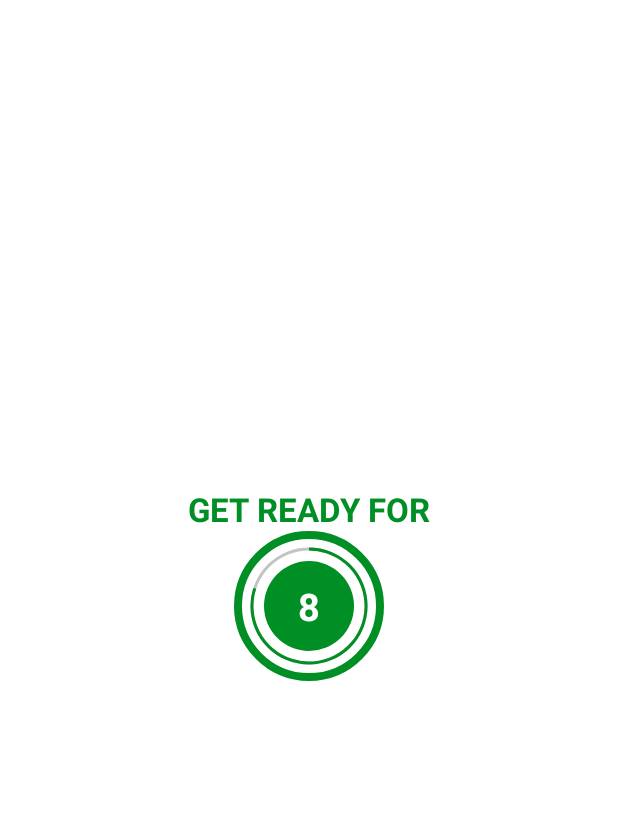
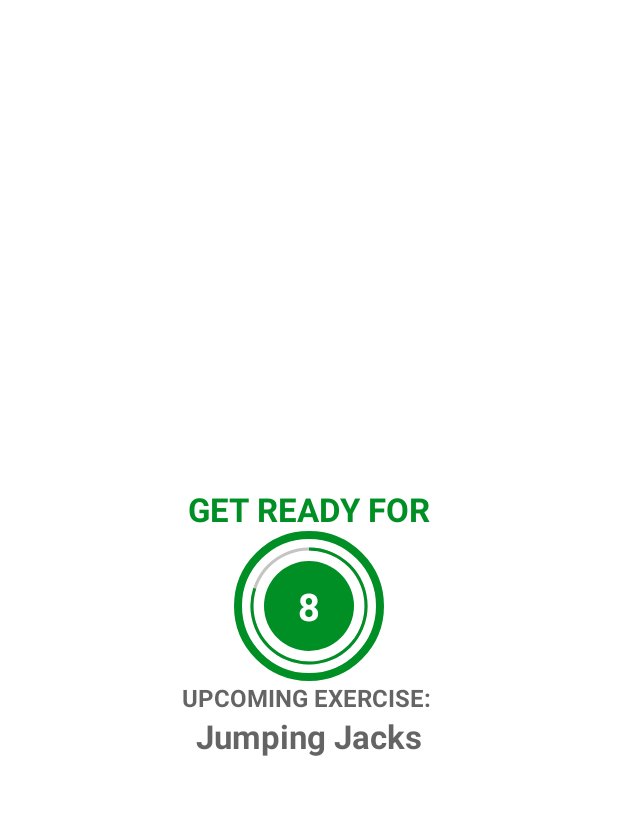
Before and after one commit to hasandalkilic1/learningKotlinWorkoutApp, an Android app: the screen it shows after launch (ExerciseActivity), after a tap on "START", on a phone screen of 412 x 824 dp, the part 62-877 px from its top. Run offline under Robolectric (Android 15) with nearby library versions, the phone set to English and light mode, and no system bars.

Commit message:
added mediplayer and textToSpeach LESSON 5

```diff
--- a/app/src/main/AndroidManifest.xml
+++ b/app/src/main/AndroidManifest.xml
@@ -1,6 +1,12 @@
 <?xml version="1.0" encoding="utf-8"?>
 <manifest xmlns:android="http://schemas.android.com/apk/res/android"
     package="eu.tutorials.workoutapp">
+
+    <queries>
+        <intent>
+            <action android:name="android.intent.action.TTS.SERVICE"/>
+        </intent>
+    </queries>
 
     <application
         android:allowBackup="true"
--- a/app/src/main/java/eu/tutorials/workoutapp/activities/ExerciseActivity.kt
+++ b/app/src/main/java/eu/tutorials/workoutapp/activities/ExerciseActivity.kt
@@ -1,16 +1,23 @@
 package eu.tutorials.workoutapp.activities
 
+import android.media.MediaPlayer
+import android.net.Uri
 import androidx.appcompat.app.AppCompatActivity
 import android.os.Bundle
 import android.os.CountDownTimer
+import android.speech.tts.TextToSpeech
+import android.util.Log
 import android.view.View
 import android.widget.Toast
 import eu.tutorials.workoutapp.R
 import eu.tutorials.workoutapp.models.ExerciseModel
 import eu.tutorials.workoutapp.utils.Constants
 import kotlinx.android.synthetic.main.activity_exercise.*
+import java.lang.Exception
+import java.util.*
+import kotlin.collections.ArrayList
 
-class ExerciseActivity : AppCompatActivity() {
+class ExerciseActivity : AppCompatActivity(), TextToSpeech.OnInitListener {
 
     private var restTimer:CountDownTimer?=null
     private var restProgress=0
@@ -21,11 +28,17 @@ class ExerciseActivity : AppCompatActivity() {
     private var exerciseList:ArrayList<ExerciseModel>? = null
     private var currentExercisePosition=-1
 
+    private var tts:TextToSpeech?=null
+
+    private var player:MediaPlayer?=null
+
     override fun onCreate(savedInstanceState: Bundle?) {
         super.onCreate(savedInstanceState)
         setContentView(R.layout.activity_exercise)
 
         exerciseList=Constants.defaultExerciseList()
+
+        tts= TextToSpeech(this,this,)
 
         setupActionBar()
 
@@ -49,16 +62,31 @@ class ExerciseActivity : AppCompatActivity() {
 
     private fun setupRestView(){
 
+        try {
+            val soundURI= Uri.parse("android.resource://eu.tutorials.workoutapp/"
+                    +R.raw.app_src_main_res_raw_press_start)
+            player=MediaPlayer.create(applicationContext,soundURI)
+            player!!.isLooping=false
+            player!!.start()
+        }catch (e:Exception){
+            e.printStackTrace()
+        }
+
         flRestView.visibility=View.VISIBLE
         tvTitle.visibility=View.VISIBLE
         tvExerciseName.visibility=View.INVISIBLE
         flExerciseView.visibility=View.INVISIBLE
         ivImage.visibility=View.INVISIBLE
+        tvUpcomingLabel.visibility=View.VISIBLE
+        tvUpcomingExerciseName.visibility=View.VISIBLE
+
+        tvUpcomingExerciseName.text=exerciseList!![currentExercisePosition+1].getName()
 
         if (restTimer!=null){
             restTimer!!.cancel()
             restProgress=0
         }
+
         setRestProgressBar()
     }
 
@@ -69,11 +97,15 @@ class ExerciseActivity : AppCompatActivity() {
         tvExerciseName.visibility=View.VISIBLE
         flExerciseView.visibility=View.VISIBLE
         ivImage.visibility=View.VISIBLE
+        tvUpcomingLabel.visibility=View.INVISIBLE
+        tvUpcomingExerciseName.visibility=View.INVISIBLE
 
         if (exerciseTimer!=null){
             exerciseTimer!!.cancel()
             exerciseProgress=0
         }
+
+        speakOut(exerciseList!![currentExercisePosition].getName())
 
         ivImage.setImageResource(exerciseList!![currentExercisePosition].getImage())
         tvExerciseName.text=exerciseList!![currentExercisePosition].getName()
@@ -135,5 +167,31 @@ class ExerciseActivity : AppCompatActivity() {
             restTimer!!.cancel()
             restProgress=0
         }
+
+        if (tts !=null){
+            tts!!.stop()
+            tts!!.shutdown()
+        }
+
+        if(player!=null){
+            player!!.stop()
+        }
+    }
+
+    override fun onInit(status: Int) {
+        if (status==TextToSpeech.SUCCESS){
+            val result=tts!!.setLanguage(Locale.ENGLISH)
+
+            if(result==TextToSpeech.LANG_MISSING_DATA || result==TextToSpeech.LANG_NOT_SUPPORTED){
+                Log.e("tts","The language specified is not supported")
+            }
+        }
+        else{
+            Log.e("tts","Initialization Failed")
+        }
+    }
+
+    private fun speakOut(text:String){
+        tts!!.speak(text,TextToSpeech.QUEUE_FLUSH,null,"")
     }
 }
--- a/app/src/main/java/eu/tutorials/workoutapp/activities/MainActivity.kt
+++ b/app/src/main/java/eu/tutorials/workoutapp/activities/MainActivity.kt
@@ -3,17 +3,17 @@ package eu.tutorials.workoutapp.activities
 import android.content.Intent
 import androidx.appcompat.app.AppCompatActivity
 import android.os.Bundle
-import eu.tutorials.workoutapp.databinding.ActivityMainBinding
+import eu.tutorials.workoutapp.R
 import kotlinx.android.synthetic.main.activity_main.*
 
 class MainActivity : AppCompatActivity() {
-    // A method for accessing xml items
-    private var binding:ActivityMainBinding?=null
+
+
 
     override fun onCreate(savedInstanceState: Bundle?) {
+
         super.onCreate(savedInstanceState)
-        binding= ActivityMainBinding.inflate(layoutInflater)
-        setContentView(binding?.root)
+        setContentView(R.layout.activity_main)
 
         flStart.setOnClickListener {
             val intent = Intent(this, ExerciseActivity::class.java)
@@ -21,8 +21,4 @@ class MainActivity : AppCompatActivity() {
         }
     }
 
-    override fun onDestroy() {
-        super.onDestroy()
-        binding=null
-    }
 }
--- a/app/src/main/res/layout/activity_exercise.xml
+++ b/app/src/main/res/layout/activity_exercise.xml
@@ -70,6 +70,33 @@
         </LinearLayout>
     </FrameLayout>
 
+    <TextView
+        android:id="@+id/tvUpcomingLabel"
+        android:layout_width="wrap_content"
+        android:layout_height="wrap_content"
+        android:text="UPCOMING EXERCISE: "
+        android:textColor="@color/colorPrimary"
+        android:textSize="@dimen/upcoming_exercise_label_text_size"
+        android:textStyle="bold"
+        app:layout_constraintEnd_toEndOf="parent"
+        app:layout_constraintStart_toStartOf="parent"
+        app:layout_constraintTop_toBottomOf="@+id/flRestView"
+        app:layout_constraintBottom_toTopOf="@+id/tvUpcomingExerciseName"
+        tools:visibility="visible"/>
+
+    <TextView
+        android:id="@+id/tvUpcomingExerciseName"
+        android:layout_width="wrap_content"
+        android:layout_height="wrap_content"
+        android:textColor="@color/colorPrimary"
+        android:textSize="@dimen/tv_exercise_name_text_size"
+        android:textStyle="bold"
+        android:visibility="gone"
+        app:layout_constraintEnd_toEndOf="parent"
+        app:layout_constraintStart_toStartOf="parent"
+        app:layout_constraintTop_toBottomOf="@+id/tvUpcomingLabel"
+        tools:visibility="visible"/>
+
     <ImageView
         android:id="@+id/ivImage"
         android:layout_width="match_parent"
--- a/app/src/main/res/values/dimens.xml
+++ b/app/src/main/res/values/dimens.xml
@@ -15,5 +15,6 @@
     <dimen name="timer_text_size">25sp</dimen>
     <dimen name="tv_exercise_name_text_size">22sp</dimen>
     <dimen name="fl_exercise_view_marginTop">10dp</dimen>
+    <dimen name="upcoming_exercise_label_text_size">16sp</dimen>
 
 </resources>
```
Also changed, not shown: 1 other file.
